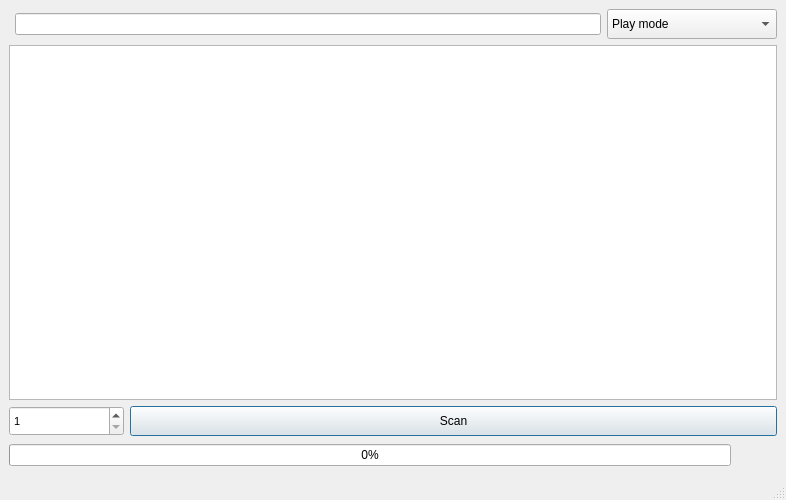
Above: qt-resources/phs.ui from vaginessa/pornhubscanner before the change. Below: the same form after it.
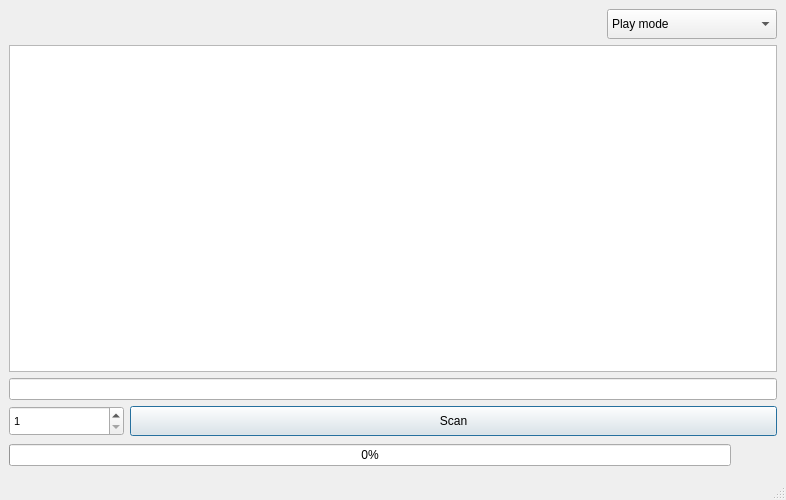
That is the form after the change. Icons and pictures are not drawn.

Diff of the .ui file:
```diff
--- a/qt-resources/phs.ui
+++ b/qt-resources/phs.ui
@@ -37,11 +37,17 @@
        </widget>
       </item>
       <item>
-       <widget class="QLineEdit" name="lineEdit">
-        <property name="readOnly">
-         <bool>true</bool>
+       <spacer name="horizontalSpacer">
+        <property name="orientation">
+         <enum>Qt::Horizontal</enum>
         </property>
-       </widget>
+        <property name="sizeHint" stdset="0">
+         <size>
+          <width>40</width>
+          <height>20</height>
+         </size>
+        </property>
+       </spacer>
       </item>
       <item>
        <widget class="QComboBox" name="actionBox">
@@ -194,6 +200,13 @@
       </item>
      </layout>
     </item>
+    <item row="2" column="0">
+     <widget class="QLineEdit" name="lineEdit">
+      <property name="readOnly">
+       <bool>true</bool>
+      </property>
+     </widget>
+    </item>
    </layout>
   </widget>
   <widget class="QStatusBar" name="statusbar"/>
```
